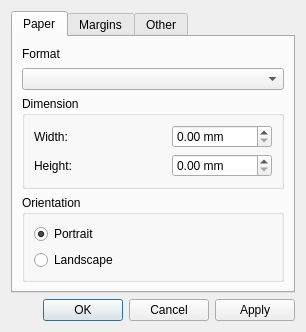
First picture: the form in limereport/items/lrpageeditor.ui, repository fralx/LimeReport, before the edit.
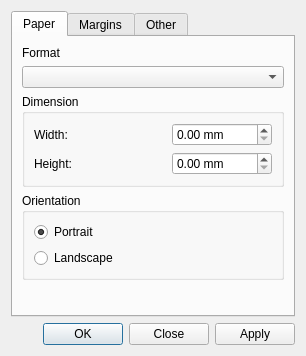
Second picture: the form after the edit.

```diff
--- a/limereport/items/lrpageeditor.ui
+++ b/limereport/items/lrpageeditor.ui
@@ -7,7 +7,7 @@
     <x>0</x>
     <y>0</y>
     <width>306</width>
-    <height>322</height>
+    <height>356</height>
    </rect>
   </property>
   <property name="windowTitle">
@@ -131,6 +131,19 @@
          </layout>
         </widget>
        </item>
+       <item>
+        <spacer name="verticalSpacer_3">
+         <property name="orientation">
+          <enum>Qt::Vertical</enum>
+         </property>
+         <property name="sizeHint" stdset="0">
+          <size>
+           <width>20</width>
+           <height>40</height>
+          </size>
+         </property>
+        </spacer>
+       </item>
       </layout>
      </widget>
      <widget class="QWidget" name="tab_2">
@@ -297,7 +310,7 @@
       <enum>Qt::Horizontal</enum>
      </property>
      <property name="standardButtons">
-      <set>QDialogButtonBox::Apply|QDialogButtonBox::Cancel|QDialogButtonBox::Ok</set>
+      <set>QDialogButtonBox::Apply|QDialogButtonBox::Close|QDialogButtonBox::Ok</set>
      </property>
     </widget>
    </item>
```
Left out of the diff: 28 changed lines with no effect on the pictures.
